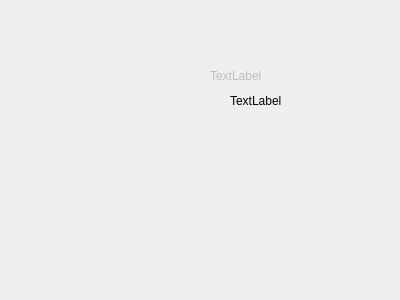
Old version of the form multiplication/about.ui in the repository Valentina02-cyber/mult.
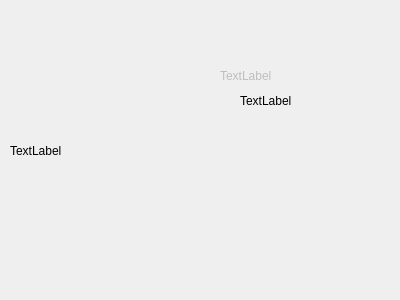
New version of the form. Icons and pictures are not drawn.

Diff of the .ui file:
```diff
--- a/multiplication/about.ui
+++ b/multiplication/about.ui
@@ -20,7 +20,7 @@
   <widget class="QLabel" name="label">
    <property name="geometry">
     <rect>
-     <x>230</x>
+     <x>240</x>
      <y>90</y>
      <width>141</width>
      <height>21</height>
@@ -36,7 +36,7 @@
    </property>
    <property name="geometry">
     <rect>
-     <x>210</x>
+     <x>220</x>
      <y>60</y>
      <width>161</width>
      <height>31</height>
@@ -46,6 +46,28 @@
     <string>TextLabel</string>
    </property>
   </widget>
+  <widget class="QLabel" name="label_3">
+   <property name="geometry">
+    <rect>
+     <x>10</x>
+     <y>20</y>
+     <width>191</width>
+     <height>261</height>
+    </rect>
+   </property>
+   <property name="acceptDrops">
+    <bool>true</bool>
+   </property>
+   <property name="autoFillBackground">
+    <bool>false</bool>
+   </property>
+   <property name="text">
+    <string>TextLabel</string>
+   </property>
+   <property name="scaledContents">
+    <bool>true</bool>
+   </property>
+  </widget>
  </widget>
  <resources/>
  <connections/>
```
